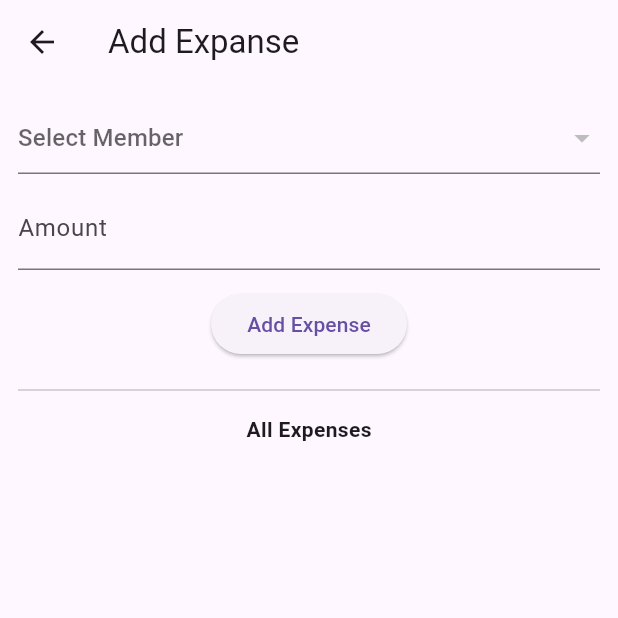
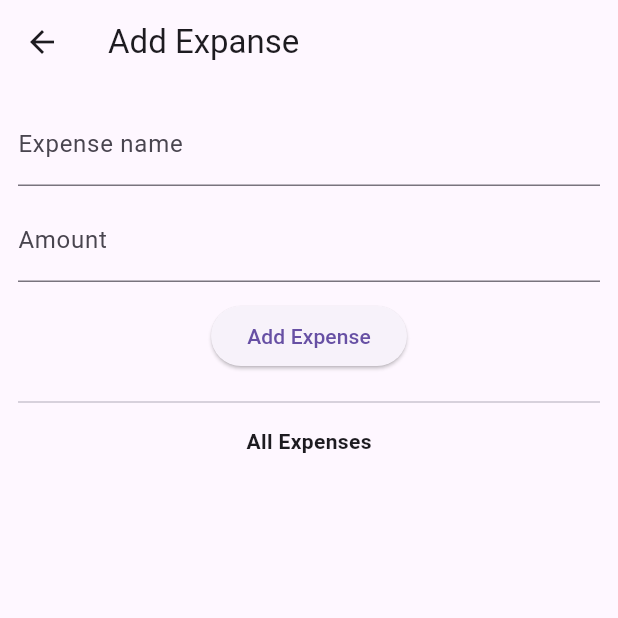
Before and after one commit to mdjakariaa/Flutter_Course_Project, a Flutter app: the AddExpenseScreen screen opened directly, after a tap on "Add Expense", on a phone screen of 412 x 824 dp, the top half of it. Run offline on Flutter 3.47's test engine with Material 3 defaults, Android fonts, the light colour scheme and no system bars.

Commit message:
Expanse names added

```diff
--- a/lib/models/expense.dart
+++ b/lib/models/expense.dart
@@ -1,15 +1,15 @@
 class Expense {
   final String id;
-  final String memberId;
-  final String memberName;
+  final String title;
   final double amount;
   final DateTime date;
+  final String? memberId;
 
   Expense({
     required this.id,
-    required this.memberId,
-    required this.memberName,
+    required this.title,
     required this.amount,
+    this.memberId,
     DateTime? date,
   }) : date = date ?? DateTime.now();
 }
--- a/lib/providers/mess_provider.dart
+++ b/lib/providers/mess_provider.dart
@@ -28,16 +28,11 @@ class MessProvider extends ChangeNotifier {
     notifyListeners();
   }
 
-  void addExpense(String memberId, double amount) {
-    final member = _members.firstWhere((m) => m.id == memberId);
+  /// Add an expense by [title]. Optionally associate to a [memberId].
+  void addExpense(String title, double amount, {String? memberId}) {
     final id = DateTime.now().microsecondsSinceEpoch.toString();
     _expenses.add(
-      Expense(
-        id: id,
-        memberId: memberId,
-        memberName: member.name,
-        amount: amount,
-      ),
+      Expense(id: id, title: title, amount: amount, memberId: memberId),
     );
     notifyListeners();
   }
--- a/lib/screens/add_expense.dart
+++ b/lib/screens/add_expense.dart
@@ -10,7 +10,7 @@ class AddExpenseScreen extends StatefulWidget {
 }
 
 class _AddExpenseScreenState extends State<AddExpenseScreen> {
-  String? _selectedId;
+  final TextEditingController _titleCtrl = TextEditingController();
   final TextEditingController _amtCtrl = TextEditingController();
 
   @override
@@ -22,15 +22,9 @@ class _AddExpenseScreenState extends State<AddExpenseScreen> {
         padding: const EdgeInsets.all(12.0),
         child: Column(
           children: [
-            DropdownButtonFormField<String>(
-              value: _selectedId,
-              hint: const Text('Select Member'),
-              items: prov.members
-                  .map(
-                    (m) => DropdownMenuItem(value: m.id, child: Text(m.name)),
-                  )
-                  .toList(),
-              onChanged: (v) => setState(() => _selectedId = v),
+            TextField(
+              controller: _titleCtrl,
+              decoration: const InputDecoration(labelText: 'Expense name'),
             ),
             const SizedBox(height: 8),
             TextField(
@@ -41,10 +35,11 @@ class _AddExpenseScreenState extends State<AddExpenseScreen> {
             const SizedBox(height: 12),
             ElevatedButton(
               onPressed: () {
-                final id = _selectedId;
+                final title = _titleCtrl.text.trim();
                 final amt = double.tryParse(_amtCtrl.text) ?? 0.0;
-                if (id == null || amt <= 0) return;
-                prov.addExpense(id, amt);
+                if (title.isEmpty || amt <= 0) return;
+                prov.addExpense(title, amt);
+                _titleCtrl.clear();
                 _amtCtrl.clear();
                 ScaffoldMessenger.of(
                   context,
@@ -66,7 +61,7 @@ class _AddExpenseScreenState extends State<AddExpenseScreen> {
                 itemBuilder: (context, i) {
                   final e = prov.expenses.reversed.toList()[i];
                   return ListTile(
-                    title: Text(e.memberName),
+                    title: Text(e.title),
                     subtitle: Text(e.date.toString()),
                     trailing: Text(e.amount.toStringAsFixed(2)),
                   );
```
